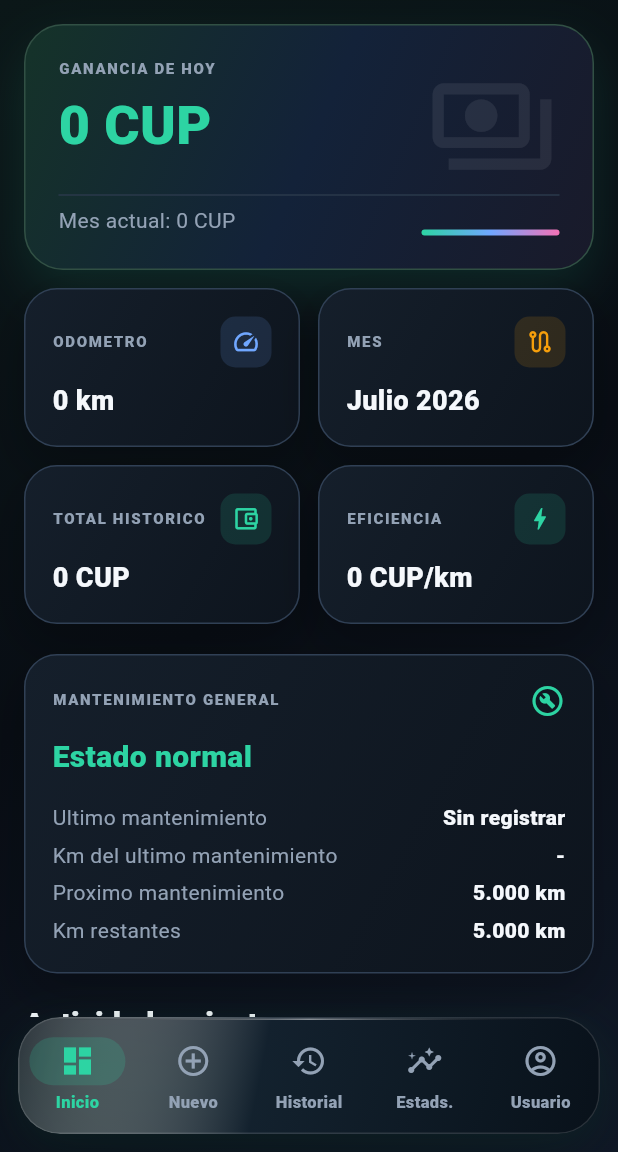
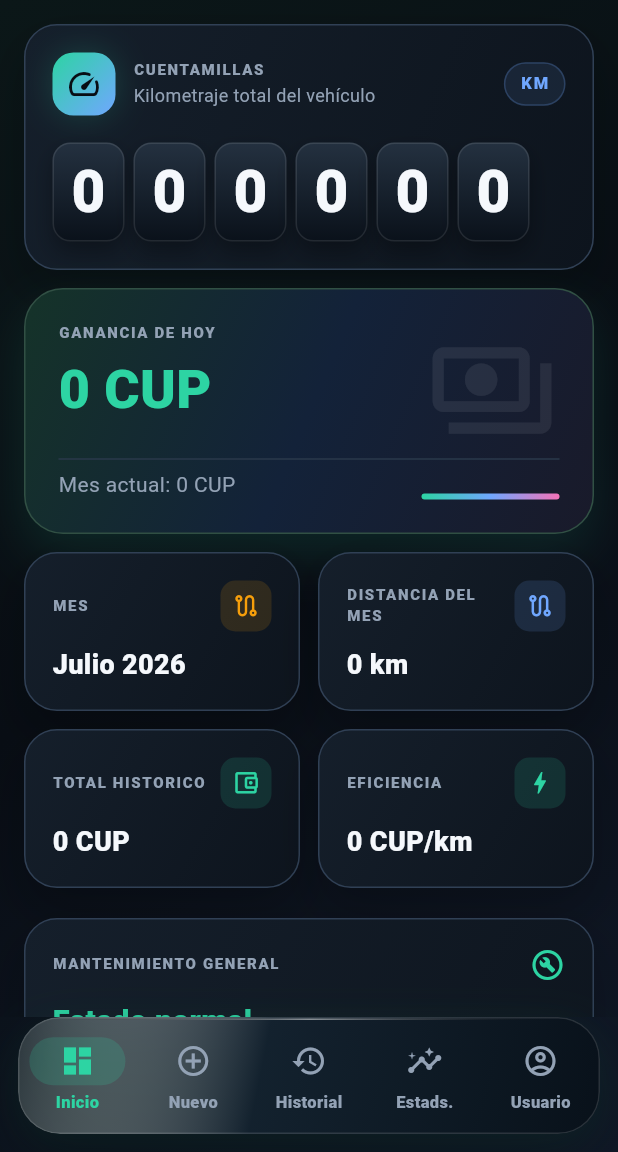
Before and after one commit to alejandrodiscoveryy-ar/tuktuk-control, a Flutter app: the screen it shows after launch, after a tap on "Comenzar", on a phone screen of 412 x 824 dp, the part 84-1236 px from its top. Run offline on Flutter 3.47's test engine with Material 3 defaults, Android fonts, the phone set to English and light mode, and no system bars; our stand-ins replace google_sign_in, hive_flutter; missing offline and left inert: extension_google_sign_in_as_googleapis_auth, googleapis; accounts and stored records are empty.

Commit message:
feat: feature odometer on home screen

```diff
--- a/flutter_app/lib/presentation/screens.dart
+++ b/flutter_app/lib/presentation/screens.dart
@@ -419,6 +419,8 @@ class DashboardScreen extends StatelessWidget {
     return ListView(
       padding: const EdgeInsets.all(16),
       children: [
+        OdometerHero(value: metrics.latestOdometer),
+        const SizedBox(height: 12),
         MetricHero(
           label: 'Ganancia de hoy',
           value: money(metrics.todayEarnings),
@@ -430,19 +432,19 @@ class DashboardScreen extends StatelessWidget {
           children: [
             Expanded(
               child: MetricCard(
-                label: 'Odometro',
-                value: '${numFmt(metrics.latestOdometer)} km',
-                icon: Icons.speed,
-                color: kSecondary,
+                label: 'Mes',
+                value: metrics.currentCycle.label,
+                icon: Icons.route_outlined,
+                color: kTertiary,
               ),
             ),
             const SizedBox(width: 12),
             Expanded(
               child: MetricCard(
-                label: 'Mes',
-                value: metrics.currentCycle.label,
+                label: 'Distancia del mes',
+                value: '${numFmt(metrics.currentCycleDistance)} km',
                 icon: Icons.route_outlined,
-                color: kTertiary,
+                color: kSecondary,
               ),
             ),
           ],
--- a/flutter_app/lib/presentation/widgets.dart
+++ b/flutter_app/lib/presentation/widgets.dart
@@ -1,4 +1,138 @@
 part of '../main.dart';
+
+class OdometerHero extends StatelessWidget {
+  const OdometerHero({required this.value, super.key});
+
+  final double value;
+
+  @override
+  Widget build(BuildContext context) {
+    final digits = value.round().clamp(0, 999999).toString().padLeft(6, '0');
+    return Semantics(
+      label: 'Cuentamillas, ${numFmt(value)} kilómetros',
+      child: GlassCard(
+        child: Column(
+          crossAxisAlignment: CrossAxisAlignment.start,
+          children: [
+            Row(
+              children: [
+                Container(
+                  width: 42,
+                  height: 42,
+                  decoration: BoxDecoration(
+                    borderRadius: BorderRadius.circular(14),
+                    gradient: const LinearGradient(
+                      colors: [kPrimary, kSecondary],
+                      begin: Alignment.topLeft,
+                      end: Alignment.bottomRight,
+                    ),
+                    boxShadow: [
+                      BoxShadow(
+                        color: kPrimary.withValues(alpha: .2),
+                        blurRadius: 18,
+                      ),
+                    ],
+                  ),
+                  child: const Icon(Icons.speed_rounded, color: kBg),
+                ),
+                const SizedBox(width: 12),
+                const Expanded(
+                  child: Column(
+                    crossAxisAlignment: CrossAxisAlignment.start,
+                    children: [
+                      Label('Cuentamillas'),
+                      SizedBox(height: 2),
+                      Text(
+                        'Kilometraje total del vehículo',
+                        style: TextStyle(color: kMuted, fontSize: 12),
+                      ),
+                    ],
+                  ),
+                ),
+                Container(
+                  padding:
+                      const EdgeInsets.symmetric(horizontal: 10, vertical: 6),
+                  decoration: BoxDecoration(
+                    color: kSecondary.withValues(alpha: .1),
+                    borderRadius: BorderRadius.circular(999),
+                    border: Border.all(
+                      color: kSecondary.withValues(alpha: .22),
+                    ),
+                  ),
+                  child: const Text(
+                    'KM',
+                    style: TextStyle(
+                      color: kSecondary,
+                      fontSize: 11,
+                      fontWeight: FontWeight.w900,
+                      letterSpacing: 1.2,
+                    ),
+                  ),
+                ),
+              ],
+            ),
+            const SizedBox(height: 18),
+            ExcludeSemantics(
+              child: FittedBox(
+                fit: BoxFit.scaleDown,
+                alignment: Alignment.centerLeft,
+                child: Row(
+                  children: [
+                    for (final digit in digits.split('')) ...[
+                      _OdometerDigit(digit),
+                      const SizedBox(width: 6),
+                    ],
+                  ],
+                ),
+              ),
+            ),
+          ],
+        ),
+      ),
+    );
+  }
+}
+
+class _OdometerDigit extends StatelessWidget {
+  const _OdometerDigit(this.digit);
+
+  final String digit;
+
+  @override
+  Widget build(BuildContext context) {
+    return Container(
+      width: 48,
+      height: 66,
+      alignment: Alignment.center,
+      decoration: BoxDecoration(
+        borderRadius: BorderRadius.circular(12),
+        border: Border.all(color: Colors.white.withValues(alpha: .1)),
+        gradient: const LinearGradient(
+          begin: Alignment.topCenter,
+          end: Alignment.bottomCenter,
+          colors: [Color(0xFF243140), Color(0xFF0A111A)],
+        ),
+        boxShadow: const [
+          BoxShadow(
+            color: Color(0x4D000000),
+            blurRadius: 12,
+            offset: Offset(0, 7),
+          ),
+        ],
+      ),
+      child: Text(
+        digit,
+        style: const TextStyle(
+          color: kText,
+          fontSize: 39,
+          height: 1,
+          fontWeight: FontWeight.w900,
+          fontFeatures: [ui.FontFeature.tabularFigures()],
+        ),
+      ),
+    );
+  }
+}
 
 class MetricHero extends StatelessWidget {
   const MetricHero({
```
